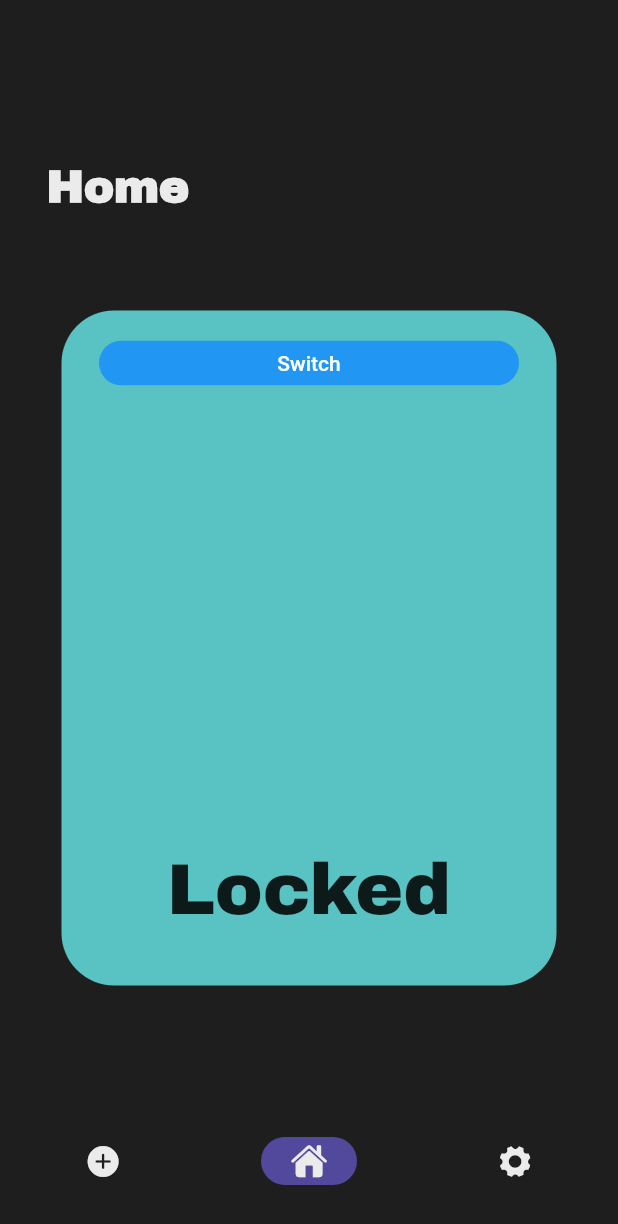
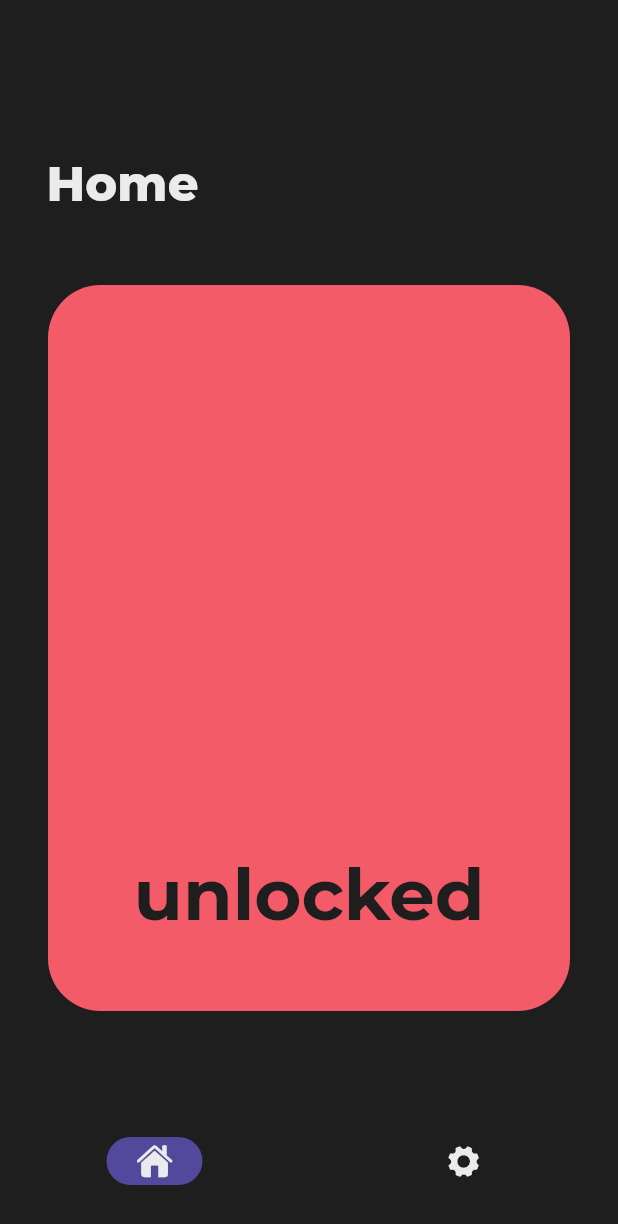
Before and after one commit to WildFore/locklock_application, a Flutter app: the screen it shows after launch, on a phone screen of 412 x 824 dp. Shown: the top 1224 px of the screen. Run offline on Flutter 3.47's test engine with Material 3 defaults, Android fonts, the phone set to English and light mode, and no system bars; our stand-ins replace cloud_firestore, figma_squircle, firebase_auth, firebase_core, firebase_database, firebase_storage and 4 more; accounts and stored records are empty.

```diff
--- /dev/null
+++ b/locklock_app/lib/cards.dart
@@ -0,0 +1,48 @@
+import 'package:figma_squircle/figma_squircle.dart';
+import 'package:firebase_core/firebase_core.dart';
+import 'package:flutter/cupertino.dart';
+import 'package:flutter/material.dart';
+import 'package:locklock_app/addNewDevice.dart';
+import 'package:locklock_app/firebase_options.dart';
+import 'package:locklock_app/home.dart';
+import 'package:locklock_app/settings.dart';
+import 'appColors.dart';
+import 'package:google_fonts/google_fonts.dart';
+
+class DeviceCard extends StatefulWidget {
+  String doorStatus;
+  Color cardColor;
+  DeviceCard({required this.doorStatus, required this.cardColor});
+
+  @override
+  State<DeviceCard> createState() => _DeviceCardState();
+}
+
+class _DeviceCardState extends State<DeviceCard> {
+  @override
+  Widget build(BuildContext context) {
+    return Padding(
+      padding: EdgeInsets.only(left: 32, right: 32, top: 50, bottom: 50),
+      child: ClipRRect(
+        borderRadius: SmoothBorderRadius.all(
+            SmoothRadius(cornerRadius: 35, cornerSmoothing: 0.8)),
+        child: Container(
+          width: 330,
+          height: 450,
+          color: widget.cardColor,
+          child: Center(
+            child: Padding(
+              padding: EdgeInsets.only(top: 330),
+              child: Text(widget.doorStatus,
+                  style: GoogleFonts.getFont(
+                    "Montserrat",
+                    textStyle: TextStyle(fontSize: 48, color: AppColors.gray),
+                    fontWeight: FontWeight.bold,
+                  )),
+            ),
+          ),
+        ),
+      ),
+    );
+  }
+}
--- a/locklock_app/lib/home.dart
+++ b/locklock_app/lib/home.dart
@@ -1,5 +1,6 @@
 import 'package:flutter/material.dart';
 import 'package:figma_squircle/figma_squircle.dart';
+import 'package:locklock_app/cards.dart';
 import 'appColors.dart';
 import 'main.dart';
 
@@ -11,6 +12,13 @@ class HomePage extends StatefulWidget {
 }
 
 class _HomePageState extends State<HomePage> {
+  //pages
+  List userCards = ['Locked', 'Unlocked'];
+
+  //testdata
+  List<String> lockedData = ["unlocked", "locked"];
+  List cardColors = [AppColors.crayola, AppColors.robinEggBlue];
+
   Color databoxColor = ColorLocked.setColor;
   bool stateOfDoor = true;
   String doorLocktstate = "Locked";
@@ -42,60 +50,14 @@ class _HomePageState extends State<HomePage> {
 
   @override
   Widget build(BuildContext context) {
-    return Center(
-      child: Container(
-        width: 330,
-        height: 450,
-        decoration: ShapeDecoration(
-          color: databoxColor,
-          shape: SmoothRectangleBorder(
-            borderRadius: SmoothBorderRadius(
-              cornerRadius: 35,
-              cornerSmoothing: 0.8,
-            ),
-          ),
-        ),
-        child: Column(
-          children: [
-            Padding(
-              padding: EdgeInsets.only(top: 20),
-              child: Container(
-                width: 280,
-                height: 30,
-                child: ClipRRect(
-                  borderRadius: SmoothBorderRadius(
-                      cornerRadius: 15, cornerSmoothing: 0.8),
-                  child: ElevatedButton(
-                    style: const ButtonStyle(
-                      elevation: MaterialStatePropertyAll(0),
-                    ),
-                    onPressed: () {
-                      setState(() {
-                        stateOfDoor = !stateOfDoor;
-                        updateData();
-                      });
-                    },
-                    child: const Text("Switch"),
-                  ),
-                ),
-              ),
-            ),
-            Center(
-              child: Padding(
-                padding: const EdgeInsets.only(top: 310),
-                child: Text(
-                  doorLocktstate,
-                  style: const TextStyle(
-                    fontSize: 48,
-                    fontFamily: "ArchivoBlack",
-                    fontWeight: FontWeight.w500,
-                  ),
-                ),
-              ),
-            ),
-          ],
-        ),
-      ),
+    return PageView.builder(
+      itemCount: userCards.length,
+      itemBuilder: (context, index) {
+        return DeviceCard(
+          doorStatus: lockedData[index],
+          cardColor: cardColors[index],
+        );
+      },
     );
   }
 }
--- a/locklock_app/lib/main.dart
+++ b/locklock_app/lib/main.dart
@@ -2,6 +2,7 @@ import 'package:figma_squircle/figma_squircle.dart';
 import 'package:firebase_core/firebase_core.dart';
 import 'package:flutter/cupertino.dart';
 import 'package:flutter/material.dart';
+import 'package:google_fonts/google_fonts.dart';
 import 'package:locklock_app/addNewDevice.dart';
 import 'package:locklock_app/firebase_options.dart';
 import 'package:locklock_app/home.dart';
@@ -30,8 +31,8 @@ class ColorLocked {
 }
 
 class _HomeState extends State<Home> {
-  int _selectedIndexPage = 1;
-  List pages = const [AddDevicePage(), HomePage(), SettingsPage()];
+  int _selectedIndexPage = 0;
+  List pages = const [HomePage(), SettingsPage()];
   String appLanding = "Home";
 
   //colors
@@ -53,14 +54,14 @@ class _HomeState extends State<Home> {
             backgroundColor: AppColors.gray,
             title: Padding(
               child: Text(appLanding),
-            padding: const EdgeInsets.only(left: 15, top: 110),
+              padding: const EdgeInsets.only(left: 15, top: 105),
             ),
-          titleTextStyle: TextStyle(
-              fontSize: 30,
-              color: AppColors.antiFlashWhite,
-              fontFamily: "ArchivoBlack",
-              fontWeight: FontWeight.w600),
-        ),
+            titleTextStyle: GoogleFonts.getFont(
+              "Montserrat",
+              textStyle:
+                  TextStyle(fontSize: 32, color: AppColors.antiFlashWhite),
+              fontWeight: FontWeight.w800,
+            )),
         body: pages[_selectedIndexPage],
         backgroundColor: const Color.fromARGB(255, 30, 30, 30),
         bottomNavigationBar: Container(
@@ -86,33 +87,25 @@ class _HomeState extends State<Home> {
                         cornerRadius: 16, cornerSmoothing: 0.8)),
                 destinations: [
                   NavigationDestination(
-                      icon: Icon(CupertinoIcons.plus_circle_fill,
-                          color: AppColors.antiFlashWhite),
-                      selectedIcon: Icon(CupertinoIcons.plus_circle_fill,
-                          color: AppColors.antiFlashWhite),
-                      label: "Add new device"),
-                  NavigationDestination(
                       icon: Icon(CupertinoIcons.house_fill,
                           color: AppColors.antiFlashWhite),
                       selectedIcon: Icon(CupertinoIcons.house_fill,
                           color: AppColors.antiFlashWhite),
-                      label: "Home"),
+                      label: ""),
                   NavigationDestination(
                       icon: Icon(CupertinoIcons.gear_alt_fill,
                           color: AppColors.antiFlashWhite),
                       selectedIcon: Icon(CupertinoIcons.gear_alt_fill,
                           color: AppColors.antiFlashWhite),
-                      label: "Settings")
+                      label: "")
                 ],
                 onDestinationSelected: (int index) {
                   setState(() {
                     _selectedIndexPage = index;
                     switch (index) {
                       case 0:
-                        appLanding = "Add new device";
+                        appLanding = "Home";
                       case 1:
-                        appLanding = "Home";
-                      case 2:
                         appLanding = "Settings";
                     }
                   });
--- a/locklock_app/pubspec.yaml
+++ b/locklock_app/pubspec.yaml
@@ -46,6 +46,7 @@ dependencies:
   firebase_database: ^10.4.5
   shared_preferences: ^2.2.2
   google_fonts: ^6.1.0
+  smooth_page_indicator: ^1.1.0
 
 dev_dependencies:
   flutter_test:
```
Also changed, not shown: locklock_app/pubspec.lock. Lines whose indentation alone changed are shown as unchanged.
